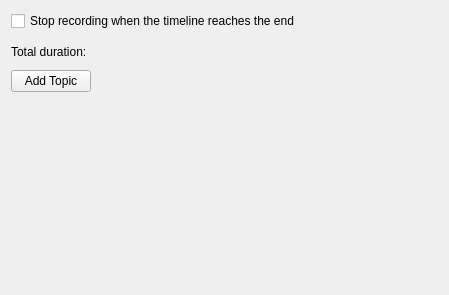
hippich/recorditnow, file src/config/ui/timelineconfig.ui: the form before one commit.
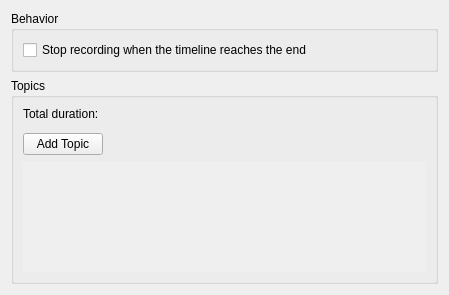
The form after the commit. Custom widgets are drawn as their Qt base class.

```diff
--- a/src/config/ui/timelineconfig.ui
+++ b/src/config/ui/timelineconfig.ui
@@ -15,7 +15,11 @@
   </property>
   <layout class="QVBoxLayout" name="verticalLayout_4">
    <item>
-    <layout class="QFormLayout" name="formLayout">
+    <widget class="QGroupBox" name="groupBox_2">
+     <property name="title">
+      <string comment="@title:group behavior">Behavior</string>
+     </property>
+     <layout class="QFormLayout" name="formLayout_3">
      <item row="0" column="0" colspan="2">
       <widget class="QCheckBox" name="kcfg_timeLineStop">
        <property name="text">
@@ -23,24 +27,25 @@
        </property>
       </widget>
      </item>
-     <item row="1" column="0" colspan="2">
-      <widget class="KSeparator" name="kseparator">
-       <property name="minimumSize">
-        <size>
-         <width>0</width>
-         <height>2</height>
-        </size>
-       </property>
-      </widget>
-     </item>
-     <item row="2" column="0">
+     </layout>
+    </widget>
+   </item>
+   <item>
+    <widget class="QGroupBox" name="groupBox">
+     <property name="title">
+      <string comment="@title:group Timeline topics">Topics</string>
+     </property>
+     <layout class="QVBoxLayout" name="verticalLayout_2">
+      <item>
+       <layout class="QFormLayout" name="formLayout_2">
+        <item row="0" column="0">
       <widget class="QLabel" name="label">
        <property name="text">
         <string comment="@label The total timeline duration">Total duration:</string>
        </property>
       </widget>
      </item>
-     <item row="2" column="1">
+        <item row="0" column="1">
       <widget class="QLabel" name="totalDurationLabel">
        <property name="text">
         <string/>
@@ -50,23 +55,10 @@
     </layout>
    </item>
    <item>
-    <spacer name="verticalSpacer">
-     <property name="orientation">
-      <enum>Qt::Vertical</enum>
-     </property>
-     <property name="sizeType">
-      <enum>QSizePolicy::Preferred</enum>
-     </property>
-     <property name="sizeHint" stdset="0">
-      <size>
-       <width>20</width>
-       <height>5</height>
-      </size>
-     </property>
-    </spacer>
+       <widget class="KSeparator" name="kseparator"/>
    </item>
    <item>
-    <layout class="QHBoxLayout" name="horizontalLayout_2">
+       <layout class="QHBoxLayout" name="horizontalLayout">
      <item>
       <widget class="KPushButton" name="addTopicButton">
        <property name="text">
@@ -90,7 +82,7 @@
     </layout>
    </item>
    <item>
-    <layout class="QHBoxLayout" name="horizontalLayout">
+       <layout class="QVBoxLayout" name="verticalLayout">
      <item>
       <widget class="QScrollArea" name="scrollArea">
        <property name="frameShape">
@@ -104,14 +96,18 @@
          <rect>
           <x>0</x>
           <y>0</y>
-          <width>439</width>
-          <height>195</height>
-         </rect>
-        </property>
+             <width>421</width>
+             <height>126</height>
+            </rect>
+           </property>
+           <zorder></zorder>
        </widget>
       </widget>
      </item>
     </layout>
+      </item>
+     </layout>
+    </widget>
    </item>
   </layout>
  </widget>
```
Lines whose indentation alone changed are shown as unchanged.
